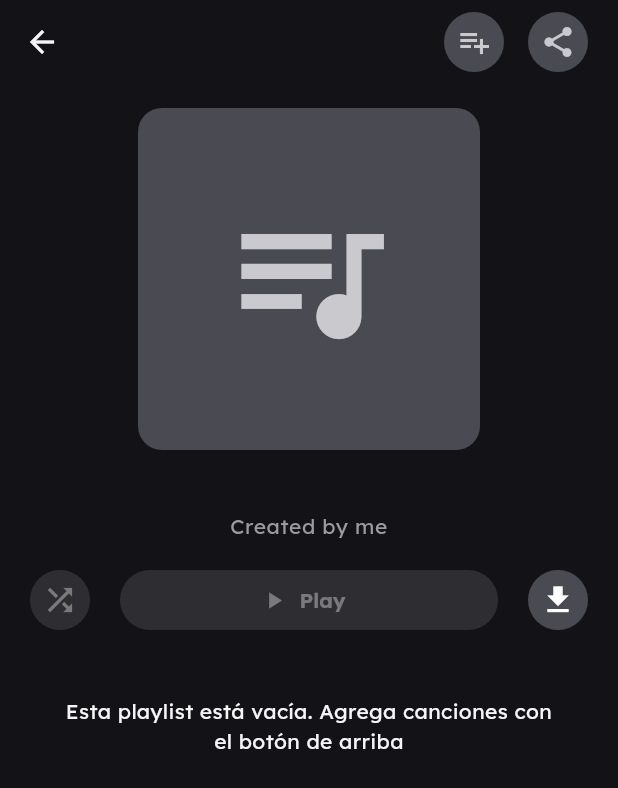
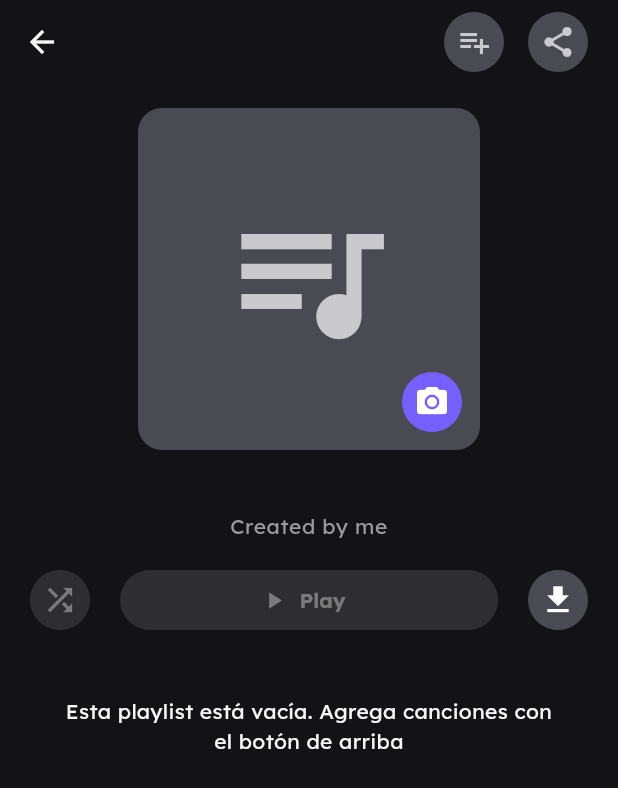
Before and after one commit to samengual24-create/audiomack, a Flutter app: the PlaylistDetailScreen screen opened directly with empty values, on a phone screen of 412 x 824 dp. Shown: the top 788 px of the screen. Run offline on Flutter 3.47's test engine with Material 3 defaults, Android fonts, the phone set to English and light mode, and no system bars; our stand-ins replace cloud_firestore, firebase_auth, firebase_core, firebase_storage, google_fonts, google_sign_in and 2 more; missing offline and left inert: file_selector; accounts and stored records are empty.

Commit message:
Entrega 2: Library, reproductor completo, Discover, tema y foto de playlist

```diff
--- a/lib/screens/playlist_detail_screen.dart
+++ b/lib/screens/playlist_detail_screen.dart
@@ -2,11 +2,13 @@ import 'dart:math';
 
 import 'package:material_ui/material_ui.dart';
 import 'package:cloud_firestore/cloud_firestore.dart';
+import 'package:firebase_storage/firebase_storage.dart';
+import 'package:file_selector/file_selector.dart';
 
 import '../theme/theme.dart';
 import 'player_screen.dart';
 
-class PlaylistDetailScreen extends StatelessWidget {
+class PlaylistDetailScreen extends StatefulWidget {
   final String playlistId;
   final String nombre;
 
@@ -16,8 +18,16 @@ class PlaylistDetailScreen extends StatelessWidget {
     required this.nombre,
   });
 
-  DocumentReference get _ref =>
-      FirebaseFirestore.instance.collection('playlists').doc(playlistId);
+  @override
+  State<PlaylistDetailScreen> createState() => _PlaylistDetailScreenState();
+}
+
+class _PlaylistDetailScreenState extends State<PlaylistDetailScreen> {
+  bool _subiendo = false;
+
+  DocumentReference get _ref => FirebaseFirestore.instance
+      .collection('playlists')
+      .doc(widget.playlistId);
 
   void _abrir(BuildContext context, Map<String, dynamic> c) {
     Navigator.push(
@@ -37,6 +47,47 @@ class PlaylistDetailScreen extends StatelessWidget {
     ScaffoldMessenger.of(context).showSnackBar(
       const SnackBar(content: Text('Próximamente')),
     );
+  }
+
+  // Elige una imagen, la sube a Storage y guarda la URL en la playlist
+  Future<void> _cambiarFoto() async {
+    final messenger = ScaffoldMessenger.of(context);
+
+    try {
+      final archivo = await openFile(
+        acceptedTypeGroups: [
+          XTypeGroup(
+            label: 'Imágenes',
+            extensions: ['jpg', 'jpeg', 'png'],
+            mimeTypes: ['image/jpeg', 'image/png'],
+          ),
+        ],
+      );
+      if (archivo == null) return;
+
+      setState(() => _subiendo = true);
+
+      final bytes = await archivo.readAsBytes();
+      final esPng = archivo.name.toLowerCase().endsWith('.png');
+
+      final ref = FirebaseStorage.instance.ref(
+        'playlists/${widget.playlistId}.${esPng ? 'png' : 'jpg'}',
+      );
+
+      await ref.putData(
+        bytes,
+        SettableMetadata(contentType: esPng ? 'image/png' : 'image/jpeg'),
+      );
+
+      final url = await ref.getDownloadURL();
+      await _ref.update({'foto': url});
+    } catch (e) {
+      messenger.showSnackBar(
+        SnackBar(content: Text('No se pudo subir la foto: $e')),
+      );
+    } finally {
+      if (mounted) setState(() => _subiendo = false);
+    }
   }
 
   // Agregar canciones a la playlist
@@ -125,7 +176,8 @@ class PlaylistDetailScreen extends StatelessWidget {
 
           final data = snapshot.data!.data() as Map<String, dynamic>?;
           final ids = (data?['canciones'] as List?) ?? [];
-          final nombrePlaylist = (data?['nombre'] ?? nombre).toString();
+          final nombrePlaylist = (data?['nombre'] ?? widget.nombre).toString();
+          final foto = (data?['foto'] ?? '').toString();
 
           return FutureBuilder<List<DocumentSnapshot>>(
             future: _cargarCanciones(ids),
@@ -140,22 +192,55 @@ class PlaylistDetailScreen extends StatelessWidget {
               return ListView(
                 padding: const EdgeInsets.all(AppSpacing.spacing16),
                 children: [
-                  // Portada de la playlist
+                  // Foto de la playlist (toca para cambiarla)
                   Center(
                     child: FractionallySizedBox(
                       widthFactor: 0.6,
                       child: AspectRatio(
                         aspectRatio: 1,
-                        child: Container(
-                          decoration: BoxDecoration(
-                            color: colors.secondaryContainer,
+                        child: GestureDetector(
+                          onTap: _subiendo ? null : _cambiarFoto,
+                          child: ClipRRect(
                             borderRadius:
                                 BorderRadius.circular(AppRadius.radius16),
-                          ),
-                          child: Icon(
-                            Icons.queue_music,
-                            size: AppSizes.cardCover,
-                            color: colors.onSurfaceVariant,
+                            child: Stack(
+                              fit: StackFit.expand,
+                              children: [
+                                foto.isEmpty
+                                    ? Container(
+                                        color: colors.secondaryContainer,
+                                        child: Icon(
+                                          Icons.queue_music,
+                                          size: AppSizes.cardCover,
+                                          color: colors.onSurfaceVariant,
+                                        ),
+                                      )
+                                    : Image.network(
+                                        foto,
+                                        fit: BoxFit.cover,
+                                        errorBuilder: (_, _, _) => Container(
+                                          color: colors.secondaryContainer,
+                                          child: Icon(
+                                            Icons.broken_image,
+                                            color: colors.onSurfaceVariant,
+                                          ),
+                                        ),
+                                      ),
+                                Positioned(
+                                  right: AppSpacing.spacing8,
+                                  bottom: AppSpacing.spacing8,
+                                  child: IconButton.filled(
+                                    tooltip: 'Cambiar foto',
+                                    icon: const Icon(Icons.photo_camera),
+                                    onPressed: _subiendo ? null : _cambiarFoto,
+                                  ),
+                                ),
+                                if (_subiendo)
+                                  const Center(
+                                    child: CircularProgressIndicator(),
+                                  ),
+                              ],
+                            ),
                           ),
                         ),
                       ),
```
Also changed, not shown: lib/screens/artists_albums_tabs.dart (+6 -1 lines).
